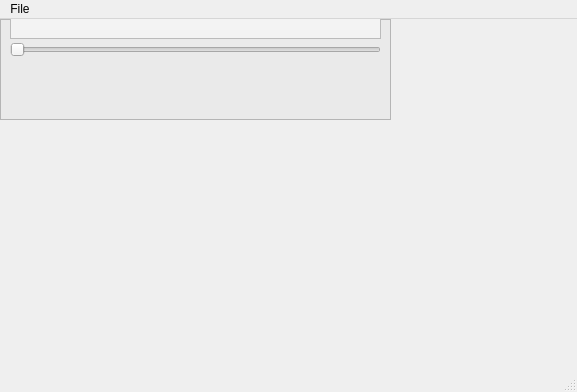
Above: ui/wind.ui from dylanarmstrong/musicroxx before the change. Below: the same form after it.
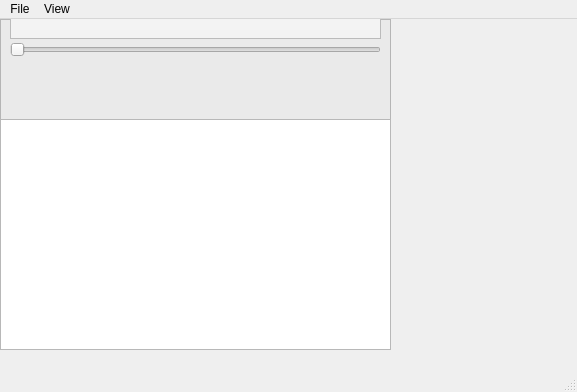
That is the form after the change. Icons and pictures are not drawn.

Commit message: Working playlist, as well as new options

Patch:
```diff
--- a/ui/wind.ui
+++ b/ui/wind.ui
@@ -253,6 +253,34 @@
      </property>
     </widget>
    </widget>
+   <widget class="QListWidget" name="playlist">
+    <property name="enabled">
+     <bool>true</bool>
+    </property>
+    <property name="geometry">
+     <rect>
+      <x>0</x>
+      <y>100</y>
+      <width>391</width>
+      <height>231</height>
+     </rect>
+    </property>
+    <property name="sizePolicy">
+     <sizepolicy hsizetype="Expanding" vsizetype="Maximum">
+      <horstretch>0</horstretch>
+      <verstretch>0</verstretch>
+     </sizepolicy>
+    </property>
+    <property name="acceptDrops">
+     <bool>true</bool>
+    </property>
+    <property name="frameShadow">
+     <enum>QFrame::Raised</enum>
+    </property>
+    <property name="alternatingRowColors">
+     <bool>true</bool>
+    </property>
+   </widget>
   </widget>
   <widget class="QMenuBar" name="menubar">
    <property name="geometry">
@@ -271,7 +299,17 @@
     <addaction name="separator"/>
     <addaction name="actionQuit"/>
    </widget>
+   <widget class="QMenu" name="menuView">
+    <property name="title">
+     <string>View</string>
+    </property>
+    <addaction name="actionViewPlaylist"/>
+    <addaction name="actionLibrary"/>
+    <addaction name="separator"/>
+    <addaction name="actionViewCurrentSong"/>
+   </widget>
    <addaction name="menuFile"/>
+   <addaction name="menuView"/>
   </widget>
   <widget class="QStatusBar" name="statusbar"/>
   <action name="actionUpdate">
```
Left out of the diff: 44 changed lines with no effect on the pictures. The commit also changes 2 other files.
